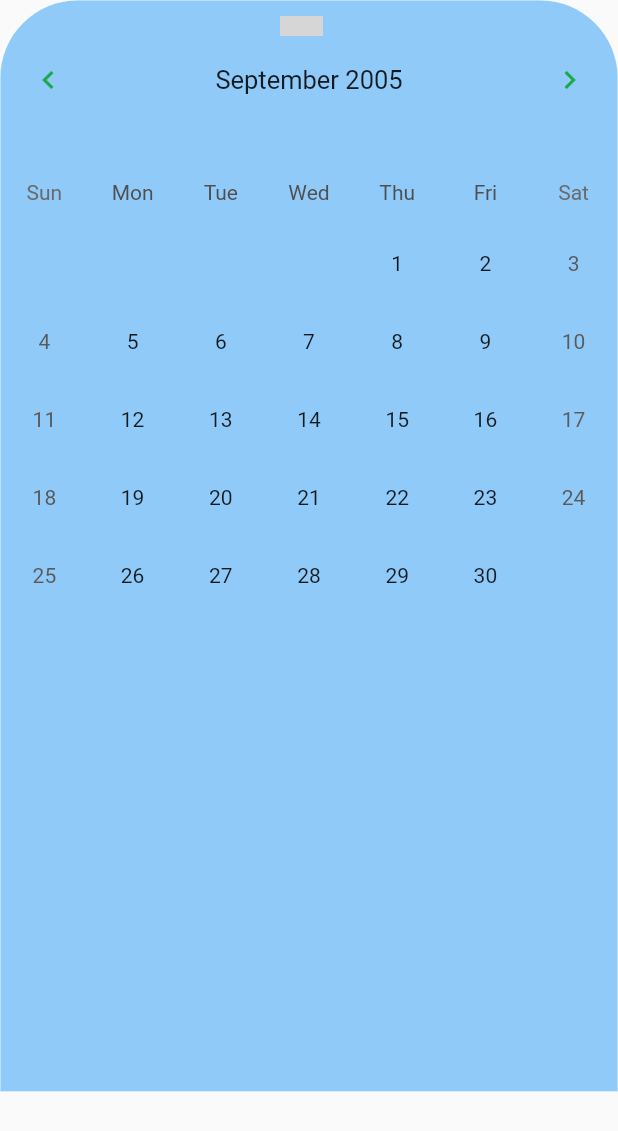
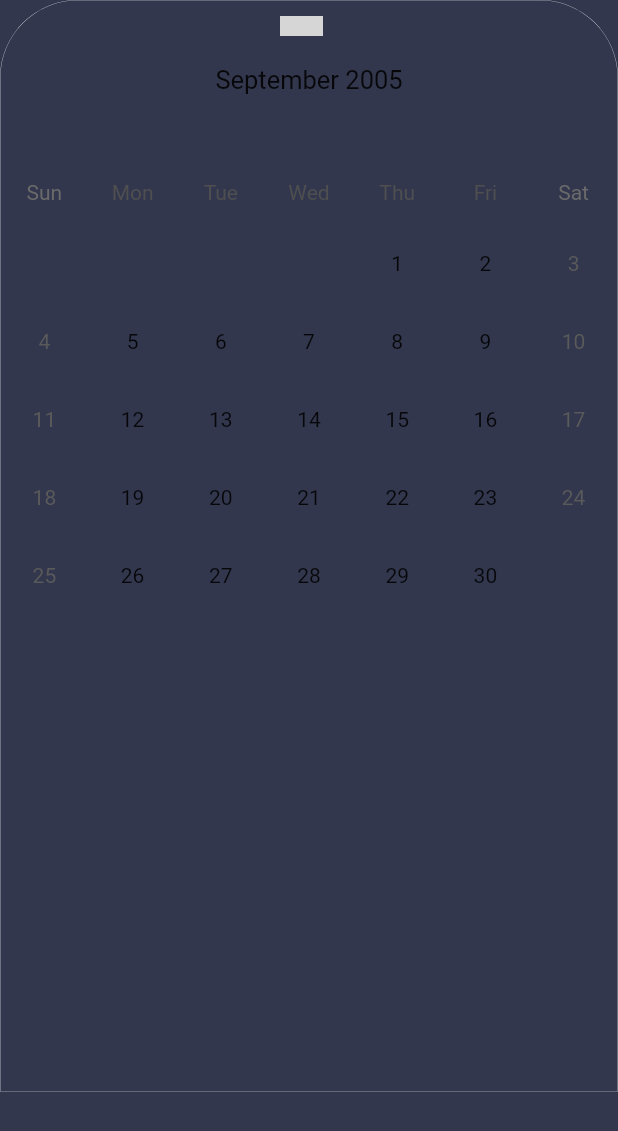
Before and after one commit to dhruv9045/assignment, a Flutter app: the BottomSheetCalendar widget shown alone on an empty page, opened directly, on a phone screen of 412 x 824 dp. Shown: the top 1131 px of the screen. Run offline on Flutter 3.47's test engine with Material 2 defaults, Android fonts, the phone set to English and light mode, and no system bars; drawn by our look-alikes of table_calendar; our stand-ins replace get; grey boxes are pictures that could not be loaded.

Commit message:
first commit

```diff
--- a/lib/constants/colors.dart
+++ b/lib/constants/colors.dart
@@ -1,27 +1,9 @@
-
 import 'package:flutter/material.dart';
 
 class AppColors {
-  static const Color primary = Color(0xFF1ba94c);
-  static const Color secondary = Color(0xFF097bbf);
-  static const Color white= Color(0xFFFFFFFF);
-
-  static const Color error = Color(0xFFa93c32);
-  static const Color success = Color(0xFF22a97a);
-  static const Color disabled = Color(0xFF6EA989);
-  static MaterialColor primaryMaterial = MaterialColor(
-    primary.value,
-    <int, Color>{
-      50: primary.withOpacity(0.1),
-      100: primary.withOpacity(0.2),
-      200: primary.withOpacity(0.3),
-      300: primary.withOpacity(0.4),
-      400: primary.withOpacity(0.5),
-      500: primary.withOpacity(0.6),
-      600: primary.withOpacity(0.7),
-      700: primary.withOpacity(0.8),
-      800: primary.withOpacity(0.9),
-      900: primary.withOpacity(1),
-    },
-  );
+  static const Color primary = Color(0xFF32374E);
+  static const Color white = Color(0xFFFFFFFF);
+  static const Color asset1 = Color(0xFFFA7E5B);
+  static const Color asset2 = Color(0xFF3CB987);
+  static const Color asset3 = Color(0xFF969BAA);
 }
--- a/lib/widget/calendar.dart
+++ b/lib/widget/calendar.dart
@@ -22,7 +22,6 @@ class _BottomSheetCalendarState extends State<BottomSheetCalendar> {
     double ffem = fem * 0.97;
     return Container(
       decoration: BoxDecoration(
-          color: Theme.of(context).backgroundColor,
           border: Border.all(color: AppColors.white, width: 0.2),
           borderRadius: BorderRadius.only(
               topRight: Radius.circular(52), topLeft: Radius.circular(52))),
--- a/pubspec.yaml
+++ b/pubspec.yaml
@@ -36,6 +36,7 @@ dependencies:
   # Use with the CupertinoIcons class for iOS style icons.
   cupertino_icons: ^1.0.2
   get: ^4.6.4
+  intl: ^0.18.1
   table_calendar: ^3.0.9
 
 dev_dependencies:
```
Also changed, not shown: lib/main.dart (+14 -3 lines), lib/widget/actionIconButton.dart (added, +34 -0 lines), lib/widget/appBar.dart (added, +20 -0 lines), lib/widget/event_calendar.dart (+97 -14 lines), pubspec.lock, 14 other files.
